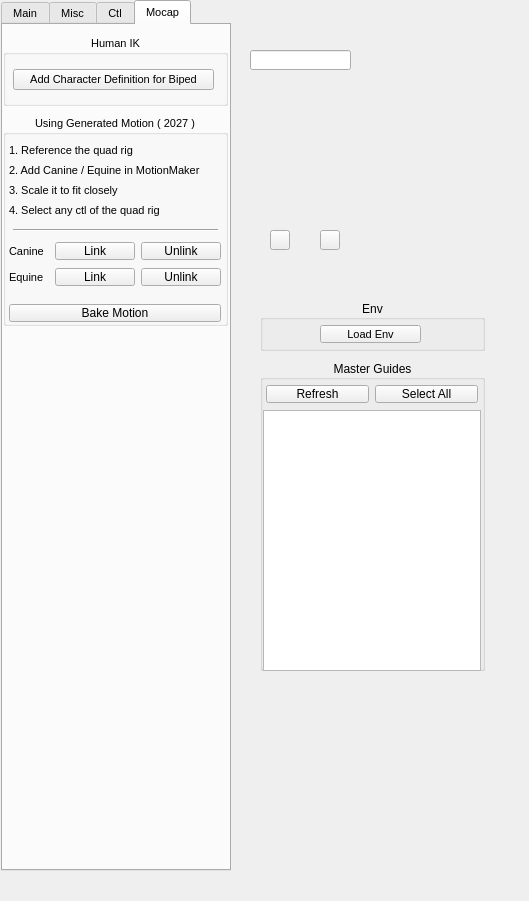
Old version of the form nl_modules/nl_rigging_tools.ui in the repository nickyliux/nl_rigging_tools.
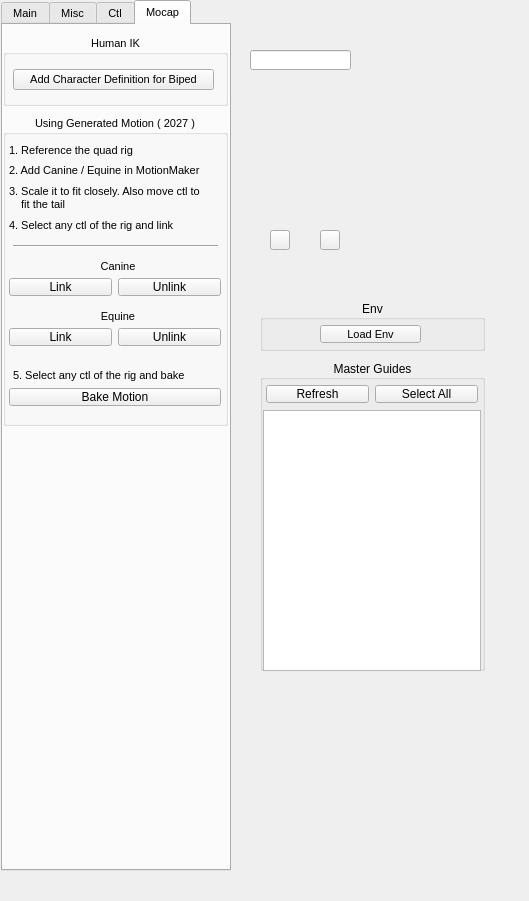
New version of the form. The open tabs and pages were chosen to show the change.

What changed in the file:
```diff
--- a/nl_modules/nl_rigging_tools.ui
+++ b/nl_modules/nl_rigging_tools.ui
@@ -4056,7 +4056,7 @@
        <x>0</x>
        <y>90</y>
        <width>225</width>
-       <height>211</height>
+       <height>311</height>
       </rect>
      </property>
      <property name="title">
@@ -4072,7 +4072,7 @@
       <property name="geometry">
        <rect>
         <x>0</x>
-        <y>124</y>
+        <y>160</y>
         <width>221</width>
         <height>25</height>
        </rect>
@@ -4090,13 +4090,6 @@
        <property name="rightMargin">
         <number>3</number>
        </property>
-       <item>
-        <widget class="QLabel" name="label_22">
-         <property name="text">
-          <string>Canine</string>
-         </property>
-        </widget>
-       </item>
        <item>
         <widget class="QPushButton" name="linkCanine_BN">
          <property name="minimumSize">
@@ -4195,20 +4188,20 @@
       <property name="geometry">
        <rect>
         <x>6</x>
-        <y>85</y>
+        <y>100</y>
         <width>211</width>
         <height>21</height>
        </rect>
       </property>
       <property name="text">
-       <string>4. Select any ctl of the quad rig</string>
+       <string>4. Select any ctl of the rig and link</string>
       </property>
      </widget>
      <widget class="QWidget" name="horizontalLayoutWidget_32">
       <property name="geometry">
        <rect>
         <x>0</x>
-        <y>186</y>
+        <y>270</y>
         <width>221</width>
         <height>25</height>
        </rect>
@@ -4265,20 +4258,24 @@
       <property name="geometry">
        <rect>
         <x>6</x>
-        <y>65</y>
+        <y>70</y>
         <width>211</width>
-        <height>21</height>
+        <height>31</height>
        </rect>
       </property>
       <property name="text">
-       <string>3. Scale it to fit closely</string>
+       <string>3. Scale it to fit closely. Also move ctl to
+    fit the tail</string>
+      </property>
+      <property name="alignment">
+       <set>Qt::AlignLeading|Qt::AlignLeft|Qt::AlignTop</set>
       </property>
      </widget>
      <widget class="QWidget" name="horizontalLayoutWidget_35">
       <property name="geometry">
        <rect>
         <x>0</x>
-        <y>150</y>
+        <y>210</y>
         <width>221</width>
         <height>25</height>
        </rect>
@@ -4296,13 +4293,6 @@
        <property name="rightMargin">
         <number>3</number>
        </property>
-       <item>
-        <widget class="QLabel" name="label_23">
-         <property name="text">
-          <string>Equine</string>
-         </property>
-        </widget>
-       </item>
        <item>
         <widget class="QPushButton" name="linkEquine_BN">
          <property name="minimumSize">
@@ -4375,7 +4365,7 @@
       <property name="geometry">
        <rect>
         <x>10</x>
-        <y>114</y>
+        <y>130</y>
         <width>205</width>
         <height>3</height>
        </rect>
@@ -4387,6 +4377,51 @@
        <enum>Qt::Horizontal</enum>
       </property>
      </widget>
+     <widget class="QLabel" name="label_22">
+      <property name="geometry">
+       <rect>
+        <x>90</x>
+        <y>140</y>
+        <width>50</width>
+        <height>23</height>
+       </rect>
+      </property>
+      <property name="text">
+       <string>Canine</string>
+      </property>
+      <property name="alignment">
+       <set>Qt::AlignCenter</set>
+      </property>
+     </widget>
+     <widget class="QLabel" name="label_23">
+      <property name="geometry">
+       <rect>
+        <x>90</x>
+        <y>190</y>
+        <width>50</width>
+        <height>23</height>
+       </rect>
+      </property>
+      <property name="text">
+       <string>Equine</string>
+      </property>
+      <property name="alignment">
+       <set>Qt::AlignCenter</set>
+      </property>
+     </widget>
+     <widget class="QLabel" name="label_24">
+      <property name="geometry">
+       <rect>
+        <x>10</x>
+        <y>250</y>
+        <width>211</width>
+        <height>21</height>
+       </rect>
+      </property>
+      <property name="text">
+       <string>5. Select any ctl of the rig and bake</string>
+      </property>
+     </widget>
     </widget>
     <widget class="QGroupBox" name="groupBox_22">
      <property name="geometry">
```
